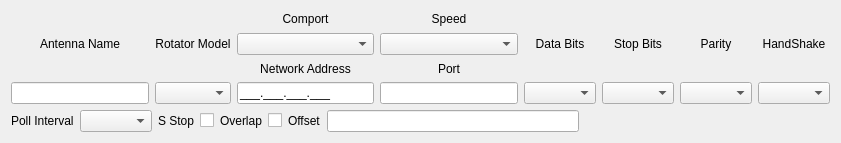
Before: the Qt Designer form mqt/MqtRotator/rotsetupform.ui in zsteva/backup-minos2, drawn with Qt 5.
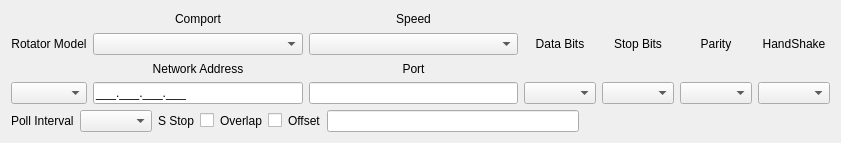
After: the same form once the commit is applied.

Commit message: remove antenna

The edit to the form file:
```diff
--- a/mqt/MqtRotator/rotsetupform.ui
+++ b/mqt/MqtRotator/rotsetupform.ui
@@ -16,30 +16,6 @@
   <layout class="QVBoxLayout" name="verticalLayout_9">
    <item>
     <layout class="QHBoxLayout" name="horizontalLayout">
-     <item>
-      <layout class="QVBoxLayout" name="verticalLayout">
-       <item>
-        <widget class="QLabel" name="label_121">
-         <property name="text">
-          <string>Antenna Name</string>
-         </property>
-         <property name="alignment">
-          <set>Qt::AlignCenter</set>
-         </property>
-        </widget>
-       </item>
-       <item>
-        <widget class="QLineEdit" name="antennaNameEdit">
-         <property name="inputMask">
-          <string/>
-         </property>
-         <property name="maxLength">
-          <number>20</number>
-         </property>
-        </widget>
-       </item>
-      </layout>
-     </item>
      <item>
       <layout class="QVBoxLayout" name="verticalLayout_2">
        <item>
```
The commit also changes 5 other files.
